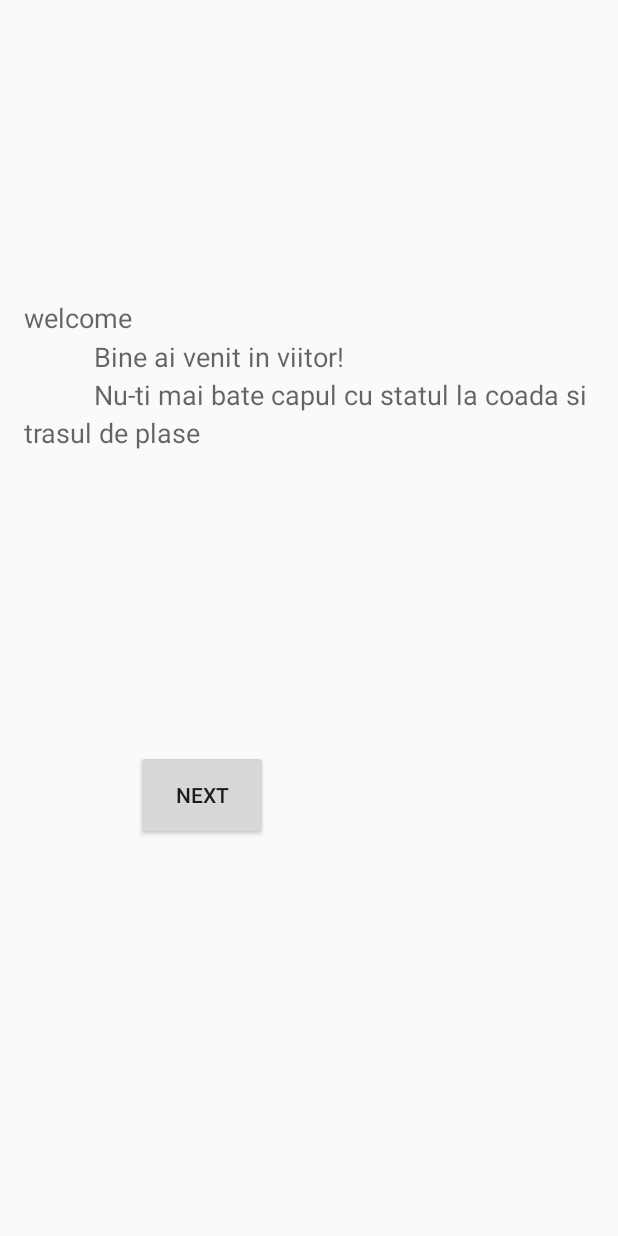
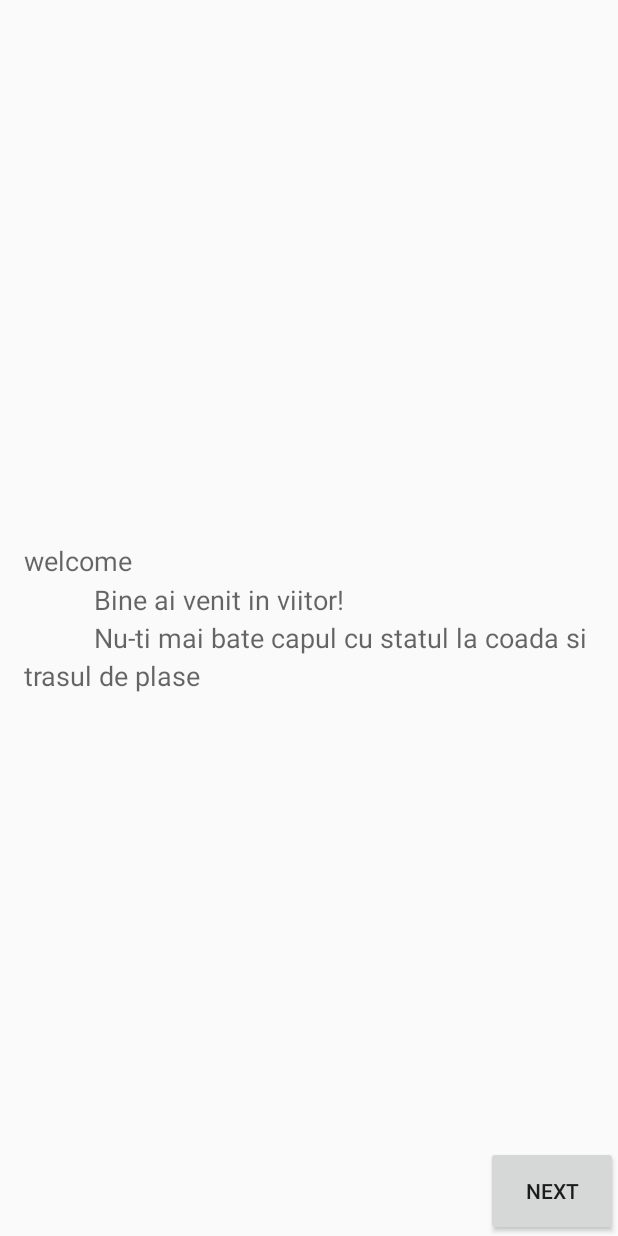
Before and after one commit to ValentinCerneanu/Piazza, an Android app: the screen it shows after launch (ScreenSlidePagerActivity), on a phone screen of 412 x 824 dp. Run offline under Robolectric (Android 15) with nearby library versions, the phone set to English and light mode, and no system bars; our stand-ins replace Firebase (no records; nobody signed in at launch, a user with empty details on screens opened directly).

Commit message:
Tutorial layout

```diff
--- a/app/src/main/java/com/innovation/piazza/Activities/Tutorial/ScreenSlidePagerActivity.java
+++ b/app/src/main/java/com/innovation/piazza/Activities/Tutorial/ScreenSlidePagerActivity.java
@@ -55,10 +55,7 @@ public class ScreenSlidePagerActivity extends FragmentActivity {
             @Override
             public void onClick(View v) {
                 if(mPager.getCurrentItem() == NUM_PAGES - 1) {
-                    Intent nextActivity;
-                    nextActivity = new Intent(getBaseContext(), SignInMethodActivity.class);
-                    startActivity(nextActivity);
-                    finishAffinity();
+                    goToSignInMethodActivity();
                 } else {
                     mPager.setCurrentItem(mPager.getCurrentItem() + 1);
                     previous.setVisibility(View.VISIBLE);
@@ -74,6 +71,13 @@ public class ScreenSlidePagerActivity extends FragmentActivity {
                 mPager.setCurrentItem(mPager.getCurrentItem() - 1);
             }
         });
+    }
+
+    private void goToSignInMethodActivity() {
+        Intent nextActivity;
+        nextActivity = new Intent(getBaseContext(), SignInMethodActivity.class);
+        startActivity(nextActivity);
+        finishAffinity();
     }
 
     @Override
--- a/app/src/main/res/layout/activity_screen_slide.xml
+++ b/app/src/main/res/layout/activity_screen_slide.xml
@@ -1,34 +1,31 @@
-<?xml version="1.0" encoding="utf-8"?>
-<RelativeLayout xmlns:android="http://schemas.android.com/apk/res/android"
+<RelativeLayout
+    xmlns:android="http://schemas.android.com/apk/res/android"
     android:layout_width="match_parent"
-    android:layout_height="match_parent"
-    android:orientation="vertical" >
+    android:layout_height="match_parent" >
 
     <androidx.viewpager.widget.ViewPager
-        xmlns:android="http://schemas.android.com/apk/res/android"
         android:id="@+id/pager"
         android:layout_width="match_parent"
-        android:layout_height="500dp" />
+        android:layout_height="match_parent" />
 
-    <LinearLayout
+    <RelativeLayout
         android:orientation="horizontal"
         android:layout_width="match_parent"
         android:layout_height="wrap_content"
-        android:layout_below="@+id/pager"
-        android:layout_alignParentEnd="true"
-        android:layout_centerInParent="true">
+        android:layout_alignParentBottom="true">
 
         <Button
             android:id="@+id/previous_slide"
             android:text="Previous"
             android:layout_width="wrap_content"
-            android:layout_height="60dp" />
+            android:layout_height="60dp"
+            android:layout_toLeftOf="@+id/next_slide" />
 
         <Button
             android:id="@+id/next_slide"
             android:text="Next"
             android:layout_width="wrap_content"
-            android:layout_height="60dp" />
-    </LinearLayout>
-
+            android:layout_height="60dp"
+            android:layout_alignParentEnd="true"/>
+    </RelativeLayout>
 </RelativeLayout>
```
